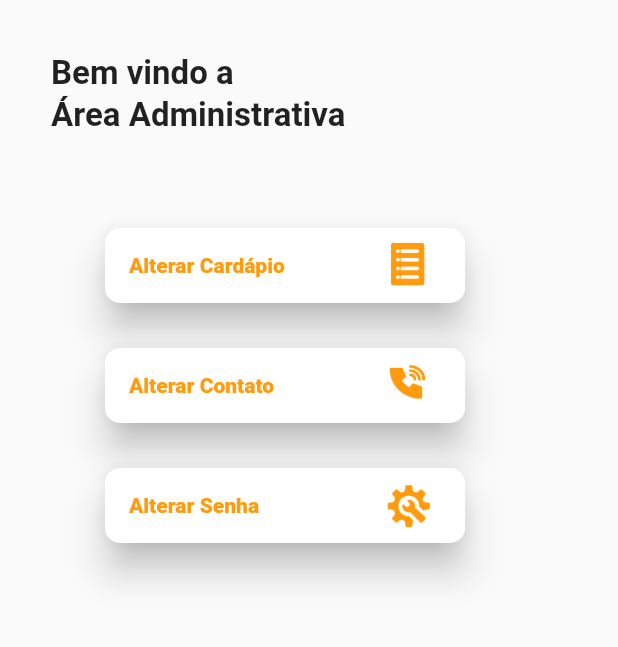
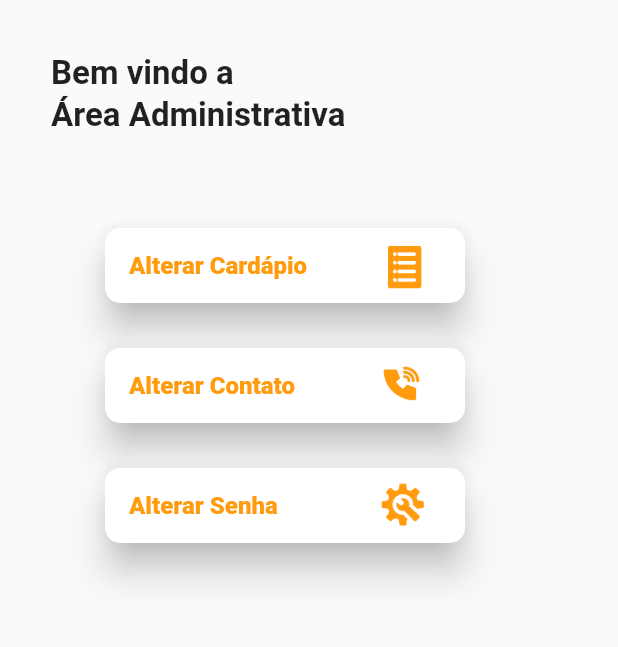
Before and after one commit to Kelvisck/PatoBurguer, a Flutter app: the AdmPage screen opened directly, on a phone screen of 412 x 824 dp, the part 120-767 px from its top. Run offline on Flutter 3.47's test engine with Material 2 defaults, Android fonts, the light colour scheme and no system bars; our stand-ins replace firebase_auth, firebase_core, google_sign_in; accounts and stored records are empty; project files that could hold a hidden picture were left out.

Commit message:
feat: admPage organizada com funções

```diff
--- a/lib/adm_page.dart
+++ b/lib/adm_page.dart
@@ -1,4 +1,5 @@
 import 'package:flutter/material.dart';
+import 'package:pato_burguer/assets/widgetsFunctions.dart';
 import './assets/constantes.dart';
 //import 'package:google_sign_in/google_sign_in.dart';
 
@@ -51,168 +52,25 @@ class AdmPage extends StatelessWidget {
         Positioned(
             top: 232,
             left: 70,
-          child: ElevatedButton(
-            onPressed: () {},
-            style: ButtonStyle(
-                fixedSize: MaterialStateProperty.all<Size>(Size(240, 50)),
-                backgroundColor:
-                    MaterialStateProperty.all<Color>(Constantes.CorfundoBranca),
-                elevation: MaterialStateProperty.all<double>(10),
-                shape: MaterialStateProperty.all<RoundedRectangleBorder>(
-                    RoundedRectangleBorder(
-                  borderRadius: BorderRadius.circular(10.0),
-                ))),
-            child: Align(
-              alignment: Alignment.centerLeft, // Define o alinhamento do texto
-              child: Row(
-                children: [
-                  Text(
-                    'Alterar Cardápio',
-                    style: TextStyle(
-                        color: Constantes.corFundo,
-                        fontFamily: 'Roboto',
-                        fontWeight: FontWeight.w800),
-                  ),
-                ],
-              ),
-            ),
-          ),
-        ),
-        Positioned(
-          top: 235,
-          left: 246,
-          child: ColorFiltered(
-            colorFilter:
-                ColorFilter.mode(Constantes.corFundo, BlendMode.srcATop),
-            child: Image.asset(
-              "lib/assets/recursos/cardapio.png",
-              height: 40,
-              width: 50,
-            ),
-          ),
-        ),
+            child: butaoAdm(
+                'Alterar Cardápio', 'lib/assets/recursos/cardapio.png')),
 
         // ----------- botao 1 --------------------------------------------------//
         Positioned(
             top: 312,
             left: 70,
-          child: ElevatedButton(
-            onPressed: () {},
-            style: ButtonStyle(
-                fixedSize: MaterialStateProperty.all<Size>(Size(240, 50)),
-                backgroundColor:
-                    MaterialStateProperty.all<Color>(Constantes.CorfundoBranca),
-                elevation: MaterialStateProperty.all<double>(10),
-                shape: MaterialStateProperty.all<RoundedRectangleBorder>(
-                    RoundedRectangleBorder(
-                  borderRadius: BorderRadius.circular(10.0),
-                ))),
-            child: Align(
-              alignment: Alignment.centerLeft, // Define o alinhamento do texto
-              child: Row(
-                children: [
-                  Text(
-                    'Alterar Contato',
-                    style: TextStyle(
-                        color: Constantes.corFundo,
-                        fontFamily: 'Roboto',
-                        fontWeight: FontWeight.w800),
-                  ),
-                ],
-              ),
-            ),
-          ),
-        ),
-        Positioned(
-          top: 316,
-          left: 248,
-          child: ColorFiltered(
-            colorFilter:
-                ColorFilter.mode(Constantes.corFundo, BlendMode.srcATop),
-            child: Image.asset(
-              "lib/assets/recursos/contato.png",
-              height: 40,
-              width: 50,
-            ),
-          ),
-        ),
+            child:
+                butaoAdm('Alterar Contato', 'lib/assets/recursos/contato.png')),
 
         // botao 2 /\ -------------------------------------------------------------//
 
         Positioned(
             top: 392,
             left: 70,
-          child: ElevatedButton(
-            onPressed: () {},
-            style: ButtonStyle(
-                fixedSize: MaterialStateProperty.all<Size>(Size(240, 50)),
-                backgroundColor:
-                    MaterialStateProperty.all<Color>(Constantes.CorfundoBranca),
-                elevation: MaterialStateProperty.all<double>(10),
-                shape: MaterialStateProperty.all<RoundedRectangleBorder>(
-                    RoundedRectangleBorder(
-                  borderRadius: BorderRadius.circular(10.0),
-                ))),
-            child: Align(
-              alignment: Alignment.centerLeft,
-              child: Row(
-                children: [
-                  Text(
-                    'Alterar Senha',
-                    style: TextStyle(
-                        color: Constantes.corFundo,
-                        fontFamily: 'Roboto',
-                        fontWeight: FontWeight.w800),
-                  ),
-                ],
-              ),
-            ),
-          ),
-        ),
-        Positioned(
-          top: 398,
-          left: 248,
-          child: ColorFiltered(
-            colorFilter:
-                ColorFilter.mode(Constantes.corFundo, BlendMode.srcATop),
-            child: Image.asset(
-              "lib/assets/recursos/config.png",
-              height: 40,
-              width: 50,
-            ),
-          ),
-        ),
+            child: butaoAdm('Alterar Senha', 'lib/assets/recursos/config.png')),
 
         //----------------botao 3 /\---------------------------
       ],
     ));
   }
 }
-
-/*ColorFiltered(
-  colorFilter: ColorFilter.matrix([
-    // Red
-    0.0, 0.0, 0.0, 0.0, 0.0,
-    // Green
-    0.0, 0.0, 0.0, 0.0, 0.0,
-    // Blue
-    0.0, 0.0, 0.0, 0.0, 1.0,
-    // Alpha
-    0.0, 0.0, 0.0, 1.0, 0.0,
-  ]),
-  child: Image.asset('caminho_da_sua_imagem'),
-)*/
-
-
-/*child: Image.asset(
-            "lib/assets/recursos/cardapio.png",
-            height: 40,
-            width: 50,
-          ),
-          top: 225,
-          left: 266,
-        )
-      ],
-    ));
-  }
-}*/
--- a/lib/alterarContato.dart
+++ b/lib/alterarContato.dart
@@ -2,7 +2,7 @@ import 'package:flutter/material.dart';
 import 'package:pato_burguer/assets/constantes.dart';
 import 'package:pato_burguer/assets/widgetsFunctions.dart';
 
-class AlterarCardapio extends StatelessWidget {
+class AlterarContato extends StatelessWidget {
   Widget build(BuildContext context) {
     return Scaffold(
       backgroundColor: Color(Constantes.corFundo.value),
--- a/lib/assets/widgetsFunctions.dart
+++ b/lib/assets/widgetsFunctions.dart
@@ -117,3 +117,50 @@ Widget redesSociais(String icon, String texto) {
     ),
   );
 }
+
+//-------------------------------------------- ADM----------------------------------------------
+
+Widget butaoAdm(String texto, String icone) {
+  return ElevatedButton(
+    onPressed: () {},
+    style: ButtonStyle(
+        fixedSize: MaterialStateProperty.all<Size>(Size(240, 50)),
+        backgroundColor:
+            MaterialStateProperty.all<Color>(Constantes.CorfundoBranca),
+        elevation: MaterialStateProperty.all<double>(10),
+        shape: MaterialStateProperty.all<RoundedRectangleBorder>(
+            RoundedRectangleBorder(
+          borderRadius: BorderRadius.circular(10.0),
+        ))),
+    child: Align(
+      alignment: Alignment.centerLeft, // Define o alinhamento do texto
+      child: Stack(
+        children: [
+          Align(
+            alignment: Alignment.centerLeft,
+            child: Text(
+              texto,
+              style: TextStyle(
+                  color: Constantes.corFundo,
+                  fontFamily: 'Roboto',
+                  fontWeight: FontWeight.w800,
+                  fontSize: 16),
+            ),
+          ),
+          Align(
+            alignment: Alignment.centerRight,
+            child: ColorFiltered(
+              colorFilter:
+                  ColorFilter.mode(Constantes.corFundo, BlendMode.srcATop),
+              child: Image.asset(
+                icone,
+                height: 40,
+                width: 50,
+              ),
+            ),
+          ),
+        ],
+      ),
+    ),
+  );
+}
--- a/lib/main.dart
+++ b/lib/main.dart
@@ -32,10 +32,9 @@ class MyApp extends StatelessWidget {
     //Color minhaCor = const Color(0xFFFF9B0D);
     return MaterialApp(
       title: "PatoBurguer",
-      home: logPage(),
+      //home: AlterarContato(),
       //home: ResetPassword()
-      //home: AdmPage(),
-      //home: AlterarCardapio(),
+      home: AdmPage(),
     );
   }
 }
```
Also changed, not shown: lib/cardapioAltera.dart (added). Lines whose indentation alone changed are shown as unchanged.
